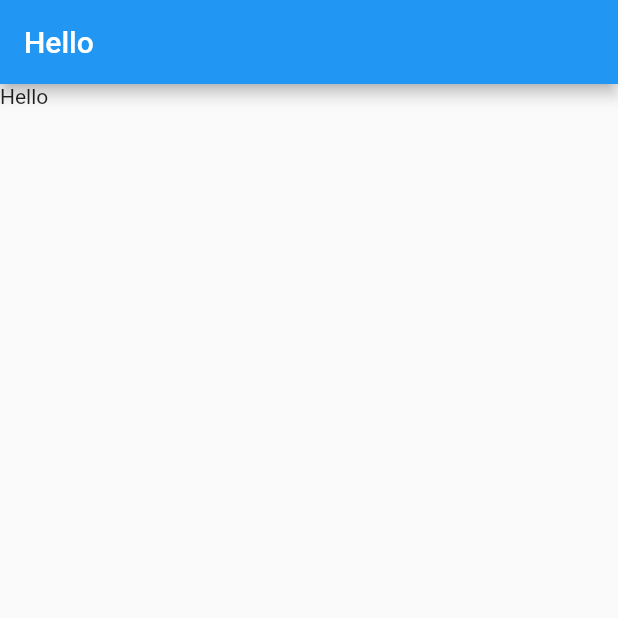
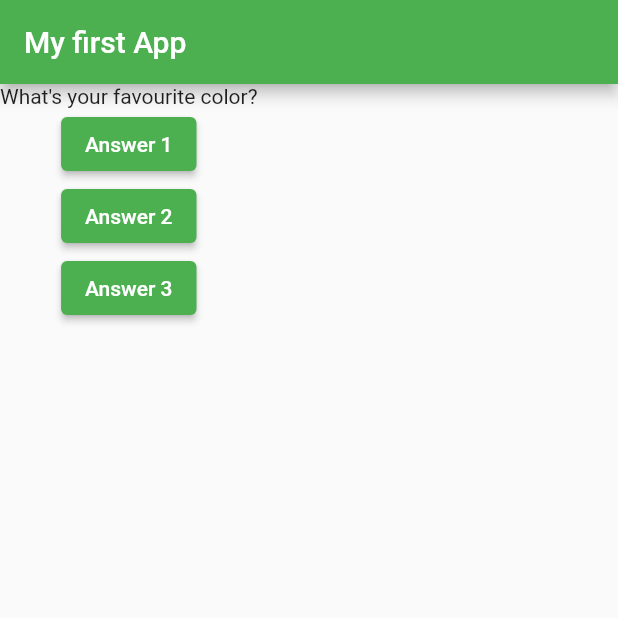
Before and after one commit to iliyasifa/quiz, a Flutter app: the screen it shows after launch, on a phone screen of 412 x 824 dp, the top half of it. Run offline on Flutter 3.47's test engine with Material 2 defaults, Android fonts, the phone set to English and light mode, and no system bars.

Commit message:
first commit command

```diff
--- a/lib/main.dart
+++ b/lib/main.dart
@@ -2,22 +2,55 @@ import 'package:flutter/material.dart';
 
 void main() => runApp(const MyApp());
 
-class MyApp extends StatelessWidget {
+class MyApp extends StatefulWidget {
   const MyApp({super.key});
 
   @override
+  State<MyApp> createState() => _MyAppState();
+}
+
+class _MyAppState extends State<MyApp> {
+  int questionIndex = 0;
+
+  void answerQuestion() {
+    questionIndex++;
+    print(questionIndex);
+  }
+
+  @override
   Widget build(BuildContext context) {
+    var questions = [
+      'What\'s your favourite color?',
+      'what\'s your car',
+    ];
     return MaterialApp(
       debugShowCheckedModeBanner: false,
       title: 'Quiz App',
       theme: ThemeData(
-        primarySwatch: Colors.blue,
+        primarySwatch: Colors.green,
       ),
       home: Scaffold(
-          appBar: AppBar(
-            title: const Text('Hello'),
-          ),
-          body: const Text('Hello')),
+        appBar: AppBar(
+          title: const Text('My first App'),
+        ),
+        body: Column(
+          children: [
+            Text(questions[questionIndex]),
+            ElevatedButton(
+              onPressed: answerQuestion,
+              child: const Text("Answer 1"),
+            ),
+            ElevatedButton(
+              onPressed: answerQuestion,
+              child: const Text("Answer 2"),
+            ),
+            ElevatedButton(
+              onPressed: answerQuestion,
+              child: const Text("Answer 3"),
+            ),
+          ],
+        ),
+      ),
     );
   }
 }
```
